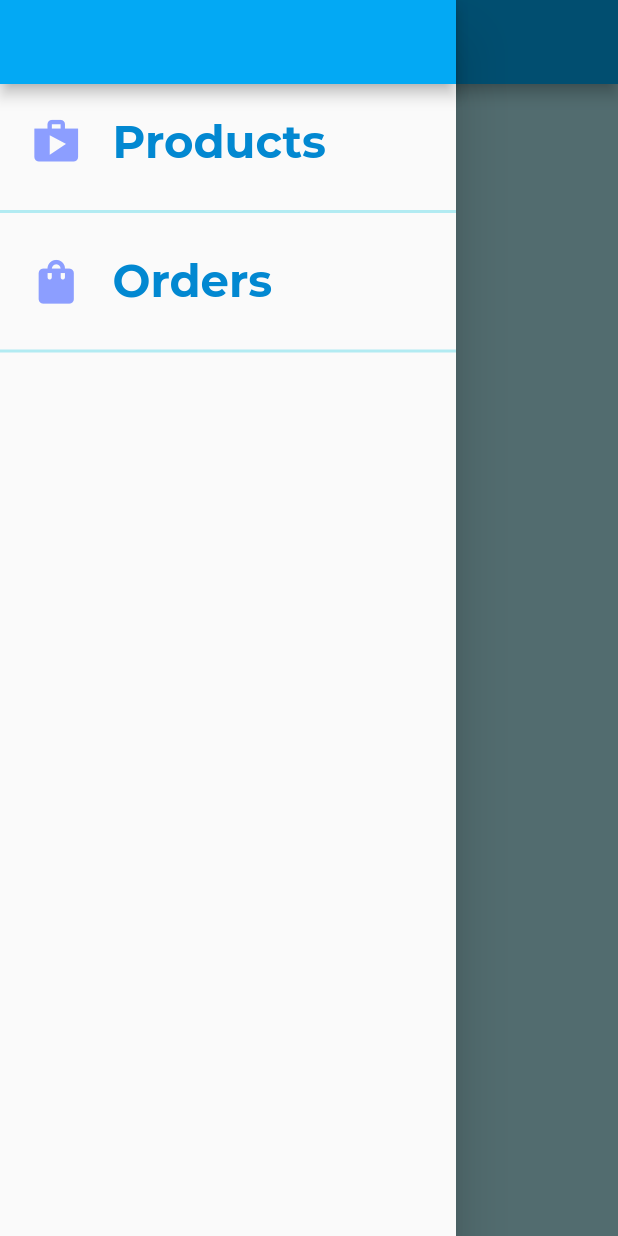
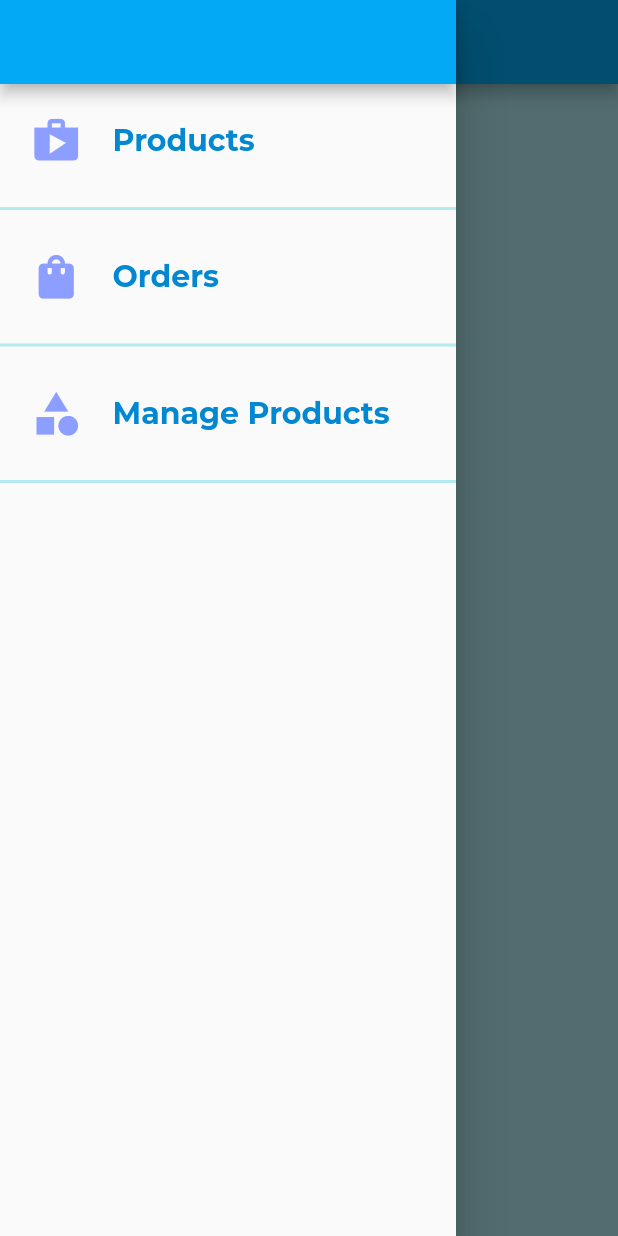
Before and after one commit to patrickJasonDuque/flutter_shop, a Flutter app: the OrderScreen screen opened by its route, with the side drawer open, on a phone screen of 412 x 824 dp. Run offline on Flutter 3.47's test engine with Material 2 defaults, Android fonts, the phone set to English and light mode, and no system bars; network calls fail.

Commit message:
added manage products provider/screen/widget

```diff
--- a/lib/main.dart
+++ b/lib/main.dart
@@ -7,6 +7,7 @@ import './providers/cart.dart';
 import './providers/orders.dart';
 
 // Screens
+import './screens/user_products.dart';
 import './screens/products_overview.dart';
 import './screens/product_detail.dart';
 import './screens/cart.dart';
@@ -52,6 +53,7 @@ class MyApp extends StatelessWidget {
           ProductDetail.routeName: (ctx) => ProductDetail(),
           CartScreen.routeName: (ctx) => CartScreen(),
           OrderScreen.routeName: (ctx) => OrderScreen(),
+          UserProductsScreen.routeName: (ctx) => UserProductsScreen(),
         },
       ),
     );
--- a/lib/screens/orders.dart
+++ b/lib/screens/orders.dart
@@ -21,10 +21,20 @@ class OrderScreen extends StatelessWidget {
           style: Theme.of(context).textTheme.headline6,
         ),
       ),
-      body: ListView.builder(
-        itemBuilder: (BuildContext ctx, int i) => OrderItem(amount: orderData.orders[i].amount, date: orderData.orders[i].dateTime, products: orderData.orders[i].products),
-        itemCount: orderData.orders.length,
-      ),
+      body: orderData.orders.length > 0
+          ? ListView.builder(
+              itemBuilder: (BuildContext ctx, int i) => OrderItem(
+                  amount: orderData.orders[i].amount,
+                  date: orderData.orders[i].dateTime,
+                  products: orderData.orders[i].products),
+              itemCount: orderData.orders.length,
+            )
+          : Center(
+              child: Text(
+                'No orders yet!',
+                style: Theme.of(context).textTheme.headline6,
+              ),
+            ),
       backgroundColor: Theme.of(context).accentColor,
     );
   }
--- a/lib/widgets/drawer_navigation.dart
+++ b/lib/widgets/drawer_navigation.dart
@@ -1,4 +1,5 @@
 import 'package:flutter/material.dart';
+import '../screens/user_products.dart';
 import '../screens/orders.dart';
 import '../screens/products_overview.dart';
 
@@ -27,7 +28,7 @@ class DrawerNavigation extends StatelessWidget {
             Text(
               text,
               style: TextStyle(
-                  fontSize: 30,
+                  fontSize: 20,
                   fontWeight: FontWeight.bold,
                   color: Theme.of(ctx).primaryColorDark),
             ),
@@ -62,6 +63,14 @@ class DrawerNavigation extends StatelessWidget {
               color: Theme.of(context).accentColor,
               thickness: 2,
             ),
+            buildDrawerItem(context, 'Manage Products', Icons.category, () {
+              Navigator.of(context)
+                  .pushReplacementNamed(UserProductsScreen.routeName);
+            }),
+            Divider(
+              color: Theme.of(context).accentColor,
+              thickness: 2,
+            ),
           ],
         ),
       ),
```
Also changed, not shown: lib/screens/user_products.dart (added, +41 -0 lines), lib/widgets/cart_item.dart (+37 -1 lines), lib/widgets/user_product_item.dart (added, +36 -0 lines).
